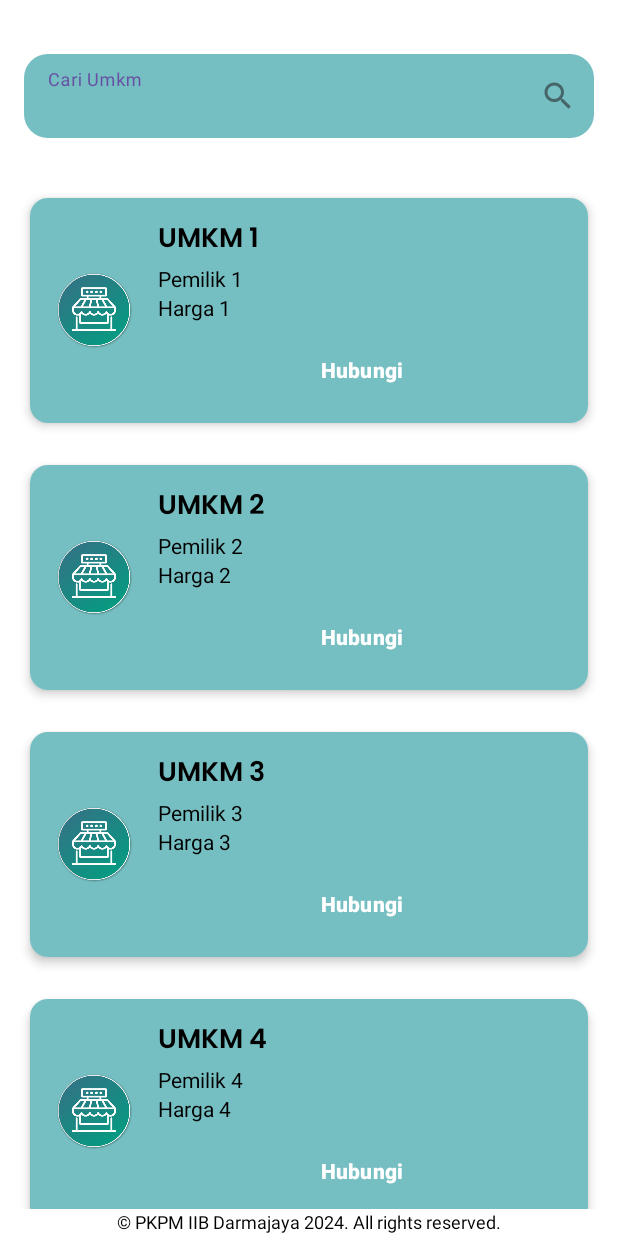
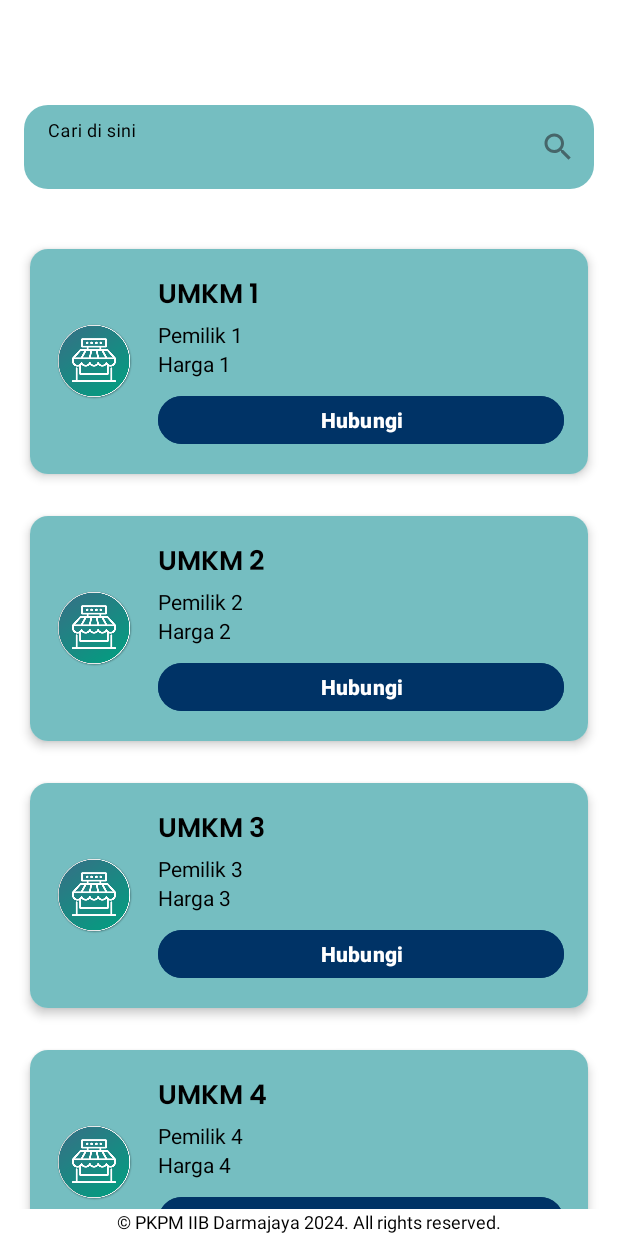
Before and after one commit to AlwaysMori/SmartVillage, an Android app built with Jetpack Compose: the UmkmActivity screen opened directly, with no data from a screen before it, after a tap on "Hubungi", on a phone screen of 412 x 824 dp. Run offline under Robolectric (Android 15) with nearby library versions, the phone set to English and light mode, and no system bars; our stand-ins replace sdp/ssp sizes.

Commit message:
optimize umkm

```diff
--- a/app/src/main/java/com/pkpm/smartvillage/home/umkm/UMKMAdapter.kt
+++ b/app/src/main/java/com/pkpm/smartvillage/home/umkm/UMKMAdapter.kt
@@ -44,24 +44,12 @@ class UMKMAdapter(private val umkmList: List<UMKM>) : RecyclerView.Adapter<UMKMA
             binding.textViewOwner.text = umkm.owner
             binding.textViewPrice.text = umkm.price
             binding.imageViewUmkm.setImageResource(umkm.imageResId)
-
             binding.buttonContact.setOnClickListener {
                 val whatsappUrl = umkm.link
-                if (!TextUtils.isEmpty(whatsappUrl)) {
-                    val intent = Intent(Intent.ACTION_VIEW, Uri.parse(whatsappUrl))
-                    val packageManager = itemView.context.packageManager
-                    val installedApps = packageManager.getInstalledApplications(PackageManager.GET_META_DATA)
-                    val isWhatsAppInstalled = installedApps.any { it.packageName.startsWith("com.whatsapp") }
-
-                    if (isWhatsAppInstalled) {
-                        itemView.context.startActivity(intent)
-                    } else {
-                        Toast.makeText(itemView.context, "WhatsApp tidak terpasang di perangkat ini", Toast.LENGTH_SHORT).show()
-                    }
-                } else {
-                    Toast.makeText(itemView.context, "URL tidak valid", Toast.LENGTH_SHORT).show()
-                }
+                val intent = Intent(Intent.ACTION_VIEW, Uri.parse(whatsappUrl))
+                itemView.context.startActivity(intent)
             }
+            binding.root.setOnClickListener(null)
         }
     }
 }
--- a/app/src/main/java/com/pkpm/smartvillage/home/umkm/UmkmActivity.kt
+++ b/app/src/main/java/com/pkpm/smartvillage/home/umkm/UmkmActivity.kt
@@ -3,7 +3,10 @@ package com.pkpm.smartvillage.home.umkm
 import android.os.Bundle
 import android.text.Editable
 import android.text.TextWatcher
+import android.view.View
+import androidx.activity.enableEdgeToEdge
 import androidx.appcompat.app.AppCompatActivity
+import androidx.compose.ui.graphics.Color
 import androidx.recyclerview.widget.LinearLayoutManager
 import com.pkpm.smartvillage.R
 import com.pkpm.smartvillage.databinding.ActivityUmkmBinding
@@ -17,33 +20,28 @@ class UmkmActivity : AppCompatActivity() {
         super.onCreate(savedInstanceState)
         binding = ActivityUmkmBinding.inflate(layoutInflater)
         setContentView(binding.root)
-
         binding.recyclerView.layoutManager = LinearLayoutManager(this)
 
         umkmList = listOf(
             UMKM("UMKM 1", "Pemilik 1", "Harga 1", R.drawable.umkm, "https://wa.me/6285809781024"),
-            UMKM("UMKM 2", "Pemilik 2", "Harga 2", R.drawable.umkm, "https://wa.me/6285809781024"),
+            UMKM("UMKM 2", "Pemilik 2", "Harga 2", R.drawable.umkm, "https://wa.me/6283170334470"),
             UMKM("UMKM 3", "Pemilik 3", "Harga 3", R.drawable.umkm, "https://wa.me/6285809781024"),
-            UMKM("UMKM 4", "Pemilik 4", "Harga 4", R.drawable.umkm, "https://wa.me/6285809781024"),
+            UMKM("UMKM 4", "Pemilik 4", "Harga 4", R.drawable.umkm, "https://wa.me/6283170334470"),
             UMKM("UMKM 5", "Pemilik 5", "Harga 5", R.drawable.umkm, "https://wa.me/6285809781024"),
-            UMKM("UMKM 6", "Pemilik 6", "Harga 6", R.drawable.umkm, "https://wa.me/6285809781024"),
+            UMKM("UMKM 6", "Pemilik 6", "Harga 6", R.drawable.umkm, "https://wa.me/6283170334470"),
             UMKM("Kerupuk", "Pemilik 7", "Harga 7", R.drawable.umkm, "https://wa.me/6285809781024"),
-            UMKM("UMKM 8", "Pemilik 8", "Harga 8", R.drawable.umkm, "https://wa.me/6285809781024"),
+            UMKM("UMKM 8", "Pemilik 8", "Harga 8", R.drawable.umkm, "https://wa.me/6283170334470"),
             UMKM("UMKM 9", "Pemilik 9", "Harga 9", R.drawable.umkm, "https://wa.me/6285809781024"),
-            UMKM("UMKM 10", "Pemilik 10", "Harga 10", R.drawable.umkm, "https://wa.me/6285809781024")
+            UMKM("UMKM 10", "Pemilik 10", "Harga 10", R.drawable.umkm, "https://wa.me/6283170334470")
         )
 
         adapter = UMKMAdapter(umkmList)
         binding.recyclerView.adapter = adapter
-
-        // Implementing TextWatcher to filter the list
         binding.edSearch.addTextChangedListener(object : TextWatcher {
             override fun beforeTextChanged(s: CharSequence?, start: Int, count: Int, after: Int) {
-                // No action needed
             }
 
             override fun onTextChanged(s: CharSequence?, start: Int, before: Int, count: Int) {
-                // Filter the list as text changes
                 adapter.filter(s.toString())
             }
 
@@ -51,5 +49,25 @@ class UmkmActivity : AppCompatActivity() {
                 // No action needed
             }
         })
+        setupEdgeToEdge()
+
     }
+    private fun setupEdgeToEdge() {
+        enableEdgeToEdge()
+        window.statusBarColor = getColor(R.color.white)
+        hideNavigationBar()
+    }
+    private fun hideNavigationBar() {
+        window.decorView.systemUiVisibility = (
+                View.SYSTEM_UI_FLAG_IMMERSIVE_STICKY
+                        or View.SYSTEM_UI_FLAG_HIDE_NAVIGATION
+                )
+    }
+    override fun onWindowFocusChanged(hasFocus: Boolean) {
+        super.onWindowFocusChanged(hasFocus)
+        if (hasFocus) {
+            hideNavigationBar()
+        }
+    }
+
 }
--- /dev/null
+++ b/app/src/main/res/drawable/button.xml
@@ -0,0 +1,13 @@
+<?xml version="1.0" encoding="utf-8"?>
+<shape xmlns:android="http://schemas.android.com/apk/res/android"
+    android:shape="rectangle">
+    <stroke
+        android:color="@color/blue_light2"
+        android:width="@dimen/_1sdp"/>
+
+    <corners
+        android:radius="@dimen/_200sdp" />
+
+    <solid android:color="@color/blue_light2" />
+
+</shape>
--- a/app/src/main/res/layout/activity_umkm.xml
+++ b/app/src/main/res/layout/activity_umkm.xml
@@ -17,25 +17,34 @@
         app:boxCornerRadiusTopEnd="16dp"
         app:boxCornerRadiusTopStart="16dp"
         android:layout_marginStart="16dp"
-        android:layout_marginTop="36dp"
+        android:layout_marginTop="70dp"
         android:layout_marginEnd="16dp"
         app:boxStrokeWidth="0dp"
         app:boxStrokeWidthFocused="0dp"
         app:endIconDrawable="@drawable/baseline_search_24"
         app:endIconMode="custom"
+        android:textColorHint="@color/black"
+        app:cursorColor="@color/black"
         app:boxBackgroundColor="@color/blue_light2"
         app:layout_constraintEnd_toEndOf="parent"
         app:layout_constraintStart_toStartOf="parent"
-        app:layout_constraintTop_toTopOf="parent">
+        app:layout_constraintTop_toTopOf="parent"
+        app:hintTextColor="@color/black"
+        app:boxStrokeColor="@color/black"
+        app:passwordToggleTint="@color/black">
 
     <com.google.android.material.textfield.TextInputEditText
         android:id="@+id/edSearch"
         android:layout_width="match_parent"
         android:layout_height="wrap_content"
-            android:ems="10"
-            android:hint="Cari Umkm" />
+        app:cursorColor="@color/black"
+        android:textColor="@color/black"
+        android:textColorHint="@color/black"
+        android:textColorHighlight="@color/black"
+        android:hint="Cari di sini" />
 
 </com.google.android.material.textfield.TextInputLayout>
+
 
 <androidx.recyclerview.widget.RecyclerView
         android:id="@+id/recyclerView"
--- a/app/src/main/res/layout/item_umkm.xml
+++ b/app/src/main/res/layout/item_umkm.xml
@@ -23,11 +23,13 @@
             android:id="@+id/imageViewUmkm"
             android:layout_width="53dp"
             android:layout_height="51dp"
-            android:src="@drawable/umkm" />
+            android:src="@drawable/umkm"
+            android:clickable="false"
+            android:focusable="false"/>
 
         <LinearLayout
             android:layout_width="match_parent"
-            android:layout_height="125dp"
+            android:layout_height="match_parent"
             android:layout_marginStart="16dp"
             android:orientation="vertical">
 
@@ -60,12 +62,14 @@
                 android:id="@+id/buttonContact"
                 android:layout_width="match_parent"
                 android:layout_height="wrap_content"
+                android:layout_marginTop="8dp"
+                android:backgroundTint="@color/button_background_navy"
+                android:clickable="true"
+                android:focusable="true"
                 android:gravity="center"
                 android:text="Hubungi"
-                android:textStyle="bold"
                 android:textColor="@android:color/white"
-                android:background="@color/transparent"
-                android:layout_marginTop="8dp"/>
+                android:textStyle="bold" />
 
         </LinearLayout>
     </LinearLayout>
--- a/app/src/main/res/values/colors.xml
+++ b/app/src/main/res/values/colors.xml
@@ -16,6 +16,9 @@
     <color name="yellow">#FFEB3B</color>"
     <color name="orange">#FF9800</color>"
 
-
+    <color name="button_background_dark">#004D40</color> <!-- Teal Gelap -->
+    <color name="button_background_grey">#E0E0E0</color> <!-- Abu-abu Terang -->
+    <color name="button_background_yellow">#F7E5B4</color> <!-- Kuning Muda -->
+    <color name="button_background_navy">#003366</color> <!-- Biru Navy -->
 
 </resources>
--- /dev/null
+++ b/app/src/main/res/values/dimens.xml
@@ -0,0 +1,8 @@
+<?xml version="1.0" encoding="utf-8"?>
+<resources>
+    <!-- Dimensi untuk stroke width -->
+    <dimen name="_1sdp">1dp</dimen>
+
+    <!-- Dimensi untuk corner radius -->
+    <dimen name="_200sdp">200dp</dimen>
+</resources>
```
Lines whose indentation alone changed are shown as unchanged.
